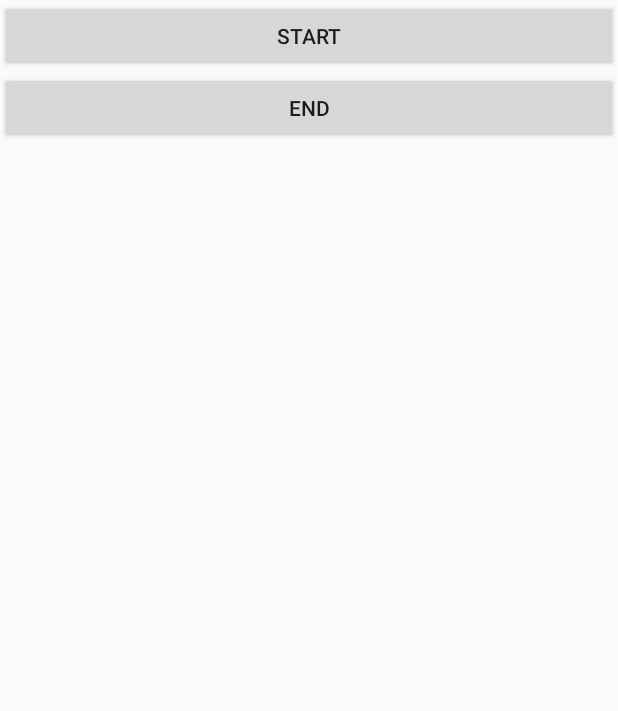
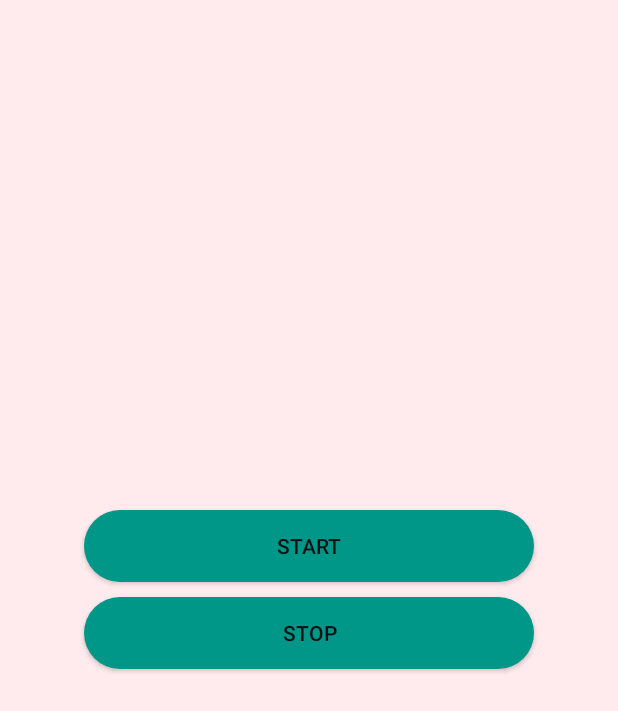
Before and after one commit to Saara-Sheneen/spl3, an Android app: the layout activity_main2.xml on its own in the app's theme, with its tools: preview values and no code run, on a phone screen of 412 x 824 dp. Shown: the top 711 px of the screen. Run offline under Robolectric (Android 15) with nearby library versions, the phone set to English and light mode, and no system bars.

Commit message:
button updated

```diff
--- a/AppAndroid/app/src/main/java/com/example/appandroid/Main2Activity.java
+++ b/AppAndroid/app/src/main/java/com/example/appandroid/Main2Activity.java
@@ -59,7 +59,7 @@ public class Main2Activity extends AppCompatActivity {
     private int alertCounter = 0;
 
     public static final MediaType JSON = MediaType.parse("application/json; charset=utf-8");
-    public static final String BASE_URL = "http://172.16.22.49:3000/";
+    public static final String BASE_URL = "http://10.100.101.21:3000/"; //"http://172.16.22.49:3000/";
 
     @Override
     protected void onCreate(Bundle savedInstanceState) {
--- /dev/null
+++ b/AppAndroid/app/src/main/res/drawable/buttonshape.xml
@@ -0,0 +1,7 @@
+<?xml version="1.0" encoding="utf-8"?>
+<shape xmlns:android="http://schemas.android.com/apk/res/android"
+    android:shape="rectangle" android:padding="10dp">
+    <!-- you can use any color you want I used here gray color-->
+    <solid android:color="#009688"/>
+    <corners android:radius="50dp"/>
+</shape>
--- a/AppAndroid/app/src/main/res/layout/activity_main2.xml
+++ b/AppAndroid/app/src/main/res/layout/activity_main2.xml
@@ -6,22 +6,26 @@
     android:layout_width="match_parent"
     android:layout_height="match_parent"
     android:orientation="vertical"
-    tools:context=".Main2Activity">
+    android:gravity="center"
+    android:background = "#FFEBEE"
+    tools:context=".Main2Activity"
+    >
 
     <Button
         android:id="@+id/start_btn"
-        android:layout_width="match_parent"
+        android:layout_width="300dp"
         android:layout_height="wrap_content"
-        android:text="Start"
-        />
+        android:layout_marginBottom="10dp"
+        android:background="@drawable/buttonshape"
+        android:text="Start" />
 
     <Button
         android:id="@+id/end_btn"
-        android:layout_width="match_parent"
+        android:layout_width="300dp"
         android:layout_height="wrap_content"
+        android:background="@drawable/buttonshape"
         android:onClick="stop"
-        android:text="End"
-        />
+        android:text="Stop" />
     <TextView
         android:id="@+id/textview"
         android:layout_width="wrap_content"
--- a/AppAndroid/app/src/main/res/values/styles.xml
+++ b/AppAndroid/app/src/main/res/values/styles.xml
@@ -1,7 +1,7 @@
 <resources>
 
     <!-- Base application theme. -->
-    <style name="AppTheme" parent="Theme.AppCompat.Light.DarkActionBar">
+    <style name="AppTheme" parent="Theme.AppCompat.Light.NoActionBar">
         <!-- Customize your theme here. -->
         <item name="colorPrimary">@color/colorPrimary</item>
         <item name="colorPrimaryDark">@color/colorPrimaryDark</item>
```
Also changed, not shown: AppAndroid/app/src/main/res/drawable-v24/backgroud.jpg (added).
